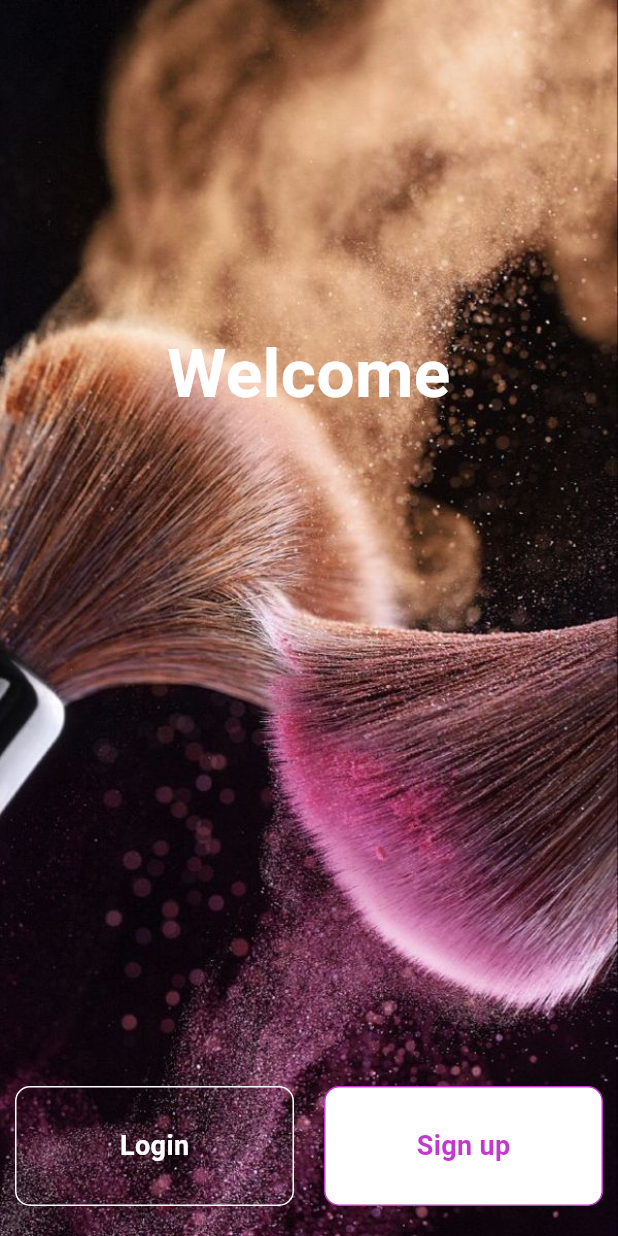
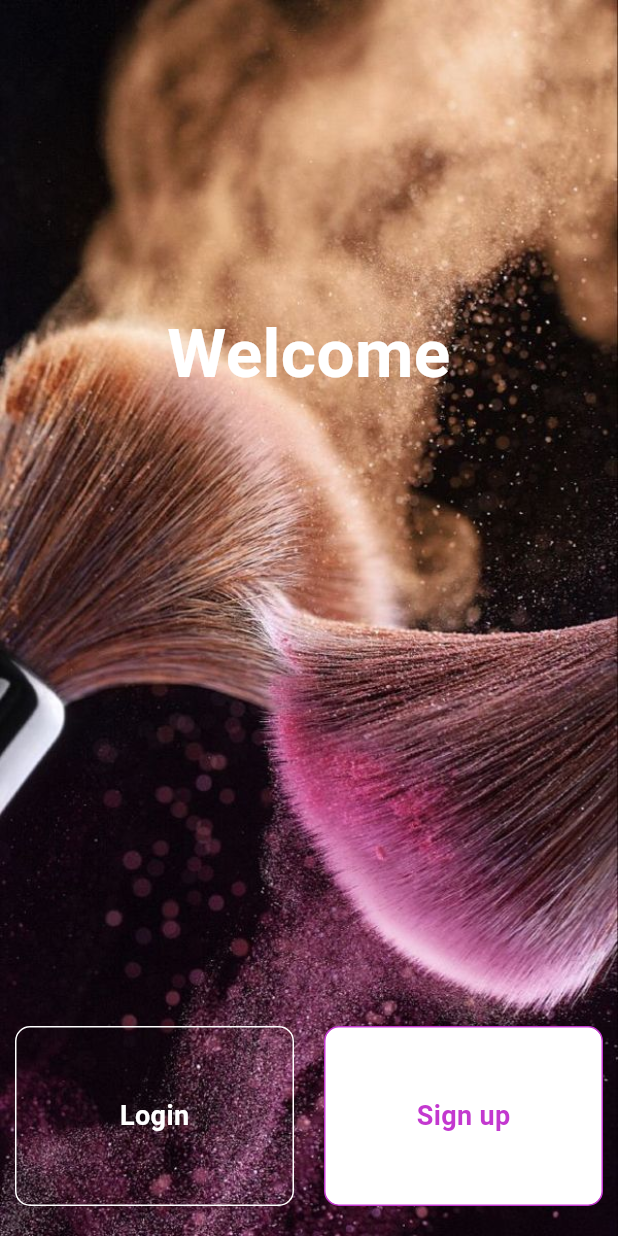
Before and after one commit to Khadijatulkubra43/Makeup_frontend, a Flutter app: the screen it shows after launch, on a phone screen of 412 x 824 dp. Run offline on Flutter 3.47's test engine with Material 3 defaults, Android fonts, the phone set to English and light mode, and no system bars; our stand-ins replace camera, image_picker, ionicons, shared_preferences.

Commit message:
buttong size increased

```diff
--- a/lib/feature/welcome/widgets/welcome_button.dart
+++ b/lib/feature/welcome/widgets/welcome_button.dart
@@ -19,8 +19,9 @@ class WelcomeButton extends StatelessWidget {
     return GestureDetector(
       onTap: onTap, // Trigger the function when tapped
       child: Container(
-        height: 80,
-        padding: const EdgeInsets.symmetric(vertical: 15.0),
+        height: 120,
+        width: 80,
+        padding: const EdgeInsets.symmetric(vertical: 20.0),
         margin: const EdgeInsets.all(10),
         decoration: BoxDecoration(
           color: color,
```
